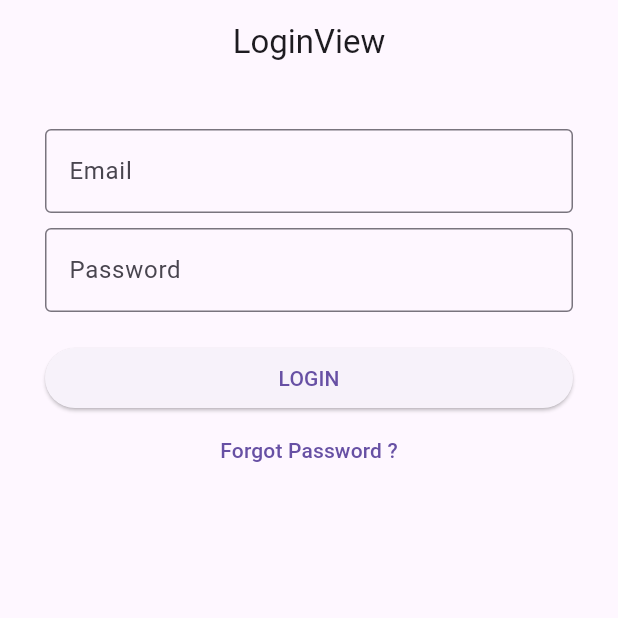
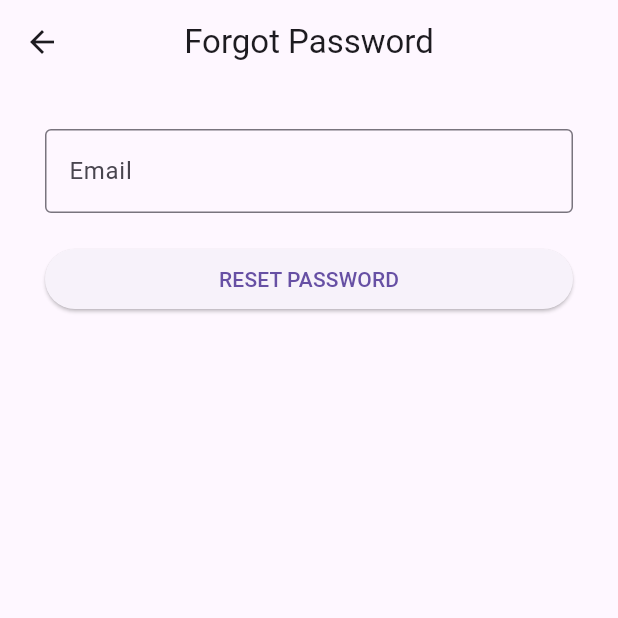
Before and after one commit to depriandiy/gym_presence, a Flutter app: the screen it shows after launch, after a tap on "Forgot Password ?", on a phone screen of 412 x 824 dp, the top half of it. Run offline on Flutter 3.47's test engine with Material 3 defaults, Android fonts, the phone set to English and light mode, and no system bars; our stand-ins replace cloud_firestore, firebase_auth, firebase_core, get; accounts and stored records are empty.

Commit message:
forgot password

```diff
--- /dev/null
+++ b/lib/app/modules/forgot_password/bindings/forgot_password_binding.dart
@@ -0,0 +1,12 @@
+import 'package:get/get.dart';
+
+import '../controllers/forgot_password_controller.dart';
+
+class ForgotPasswordBinding extends Bindings {
+  @override
+  void dependencies() {
+    Get.lazyPut<ForgotPasswordController>(
+      () => ForgotPasswordController(),
+    );
+  }
+}
--- /dev/null
+++ b/lib/app/modules/forgot_password/controllers/forgot_password_controller.dart
@@ -0,0 +1,21 @@
+import 'package:firebase_auth/firebase_auth.dart';
+import 'package:flutter/material.dart';
+import 'package:get/get.dart';
+
+class ForgotPasswordController extends GetxController {
+  TextEditingController emailC = TextEditingController();
+  FirebaseAuth auth = FirebaseAuth.instance;
+
+  void sendEmail() async {
+    if (emailC.text.isNotEmpty) {
+      try {
+        await auth.sendPasswordResetEmail(email: emailC.text);
+        Get.snackbar("Success",
+            "We've already sent email. Check your email to reset password.");
+        Get.back();
+      } catch (e) {
+        Get.snackbar("Error occured", "Reset password is failed!");
+      }
+    }
+  }
+}
--- /dev/null
+++ b/lib/app/modules/forgot_password/views/forgot_password_view.dart
@@ -0,0 +1,38 @@
+import 'package:flutter/material.dart';
+
+import 'package:get/get.dart';
+
+import '../controllers/forgot_password_controller.dart';
+
+class ForgotPasswordView extends GetView<ForgotPasswordController> {
+  const ForgotPasswordView({Key? key}) : super(key: key);
+  @override
+  Widget build(BuildContext context) {
+    return Scaffold(
+      appBar: AppBar(
+        title: const Text('Forgot Password'),
+        centerTitle: true,
+      ),
+      body: ListView(
+        padding: const EdgeInsets.all(30),
+        children: [
+          TextField(
+            autocorrect: false,
+            controller: controller.emailC,
+            decoration: const InputDecoration(
+              labelText: "Email",
+              border: OutlineInputBorder(),
+            ),
+          ),
+          const SizedBox(height: 20),
+          ElevatedButton(
+            onPressed: () {
+              controller.sendEmail();
+            },
+            child: const Text("RESET PASSWORD"),
+          ),
+        ],
+      ),
+    );
+  }
+}
--- a/lib/app/modules/login/views/login_view.dart
+++ b/lib/app/modules/login/views/login_view.dart
@@ -1,6 +1,7 @@
 import 'package:flutter/material.dart';
 
 import 'package:get/get.dart';
+import 'package:gym_presence/app/routes/app_pages.dart';
 
 import '../controllers/login_controller.dart';
 
@@ -42,7 +43,7 @@ class LoginView extends GetView<LoginController> {
             child: const Text("LOGIN"),
           ),
           TextButton(
-            onPressed: () {},
+            onPressed: () => Get.toNamed(Routes.FORGOT_PASSWORD),
             child: const Text("Forgot Password ?"),
           ),
         ],
--- a/lib/app/routes/app_routes.dart
+++ b/lib/app/routes/app_routes.dart
@@ -8,6 +8,7 @@ abstract class Routes {
   static const ADD_MEMBER = _Paths.ADD_MEMBER;
   static const LOGIN = _Paths.LOGIN;
   static const NEW_PASSWORD = _Paths.NEW_PASSWORD;
+  static const FORGOT_PASSWORD = _Paths.FORGOT_PASSWORD;
 }
 
 abstract class _Paths {
@@ -17,4 +18,5 @@ abstract class _Paths {
   static const ADD_MEMBER = '/add-member';
   static const LOGIN = '/login';
   static const NEW_PASSWORD = '/new-password';
+  static const FORGOT_PASSWORD = '/forgot-password';
 }
```
Also changed, not shown: lib/app/routes/app_pages.dart (+7 -0 lines).
